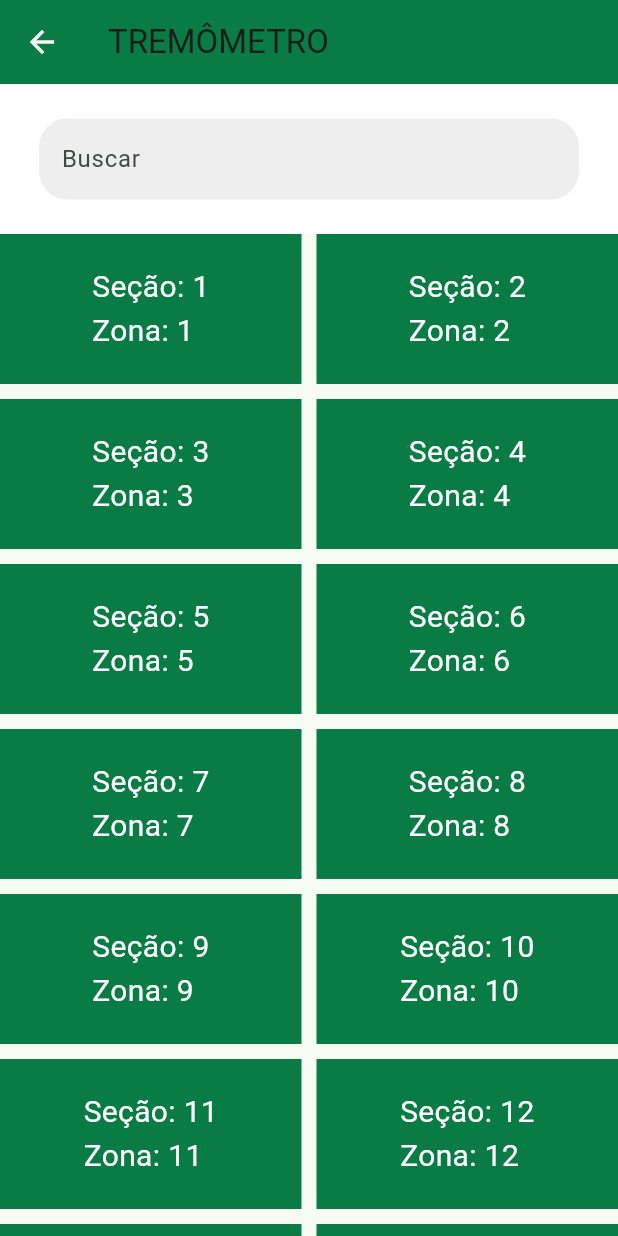
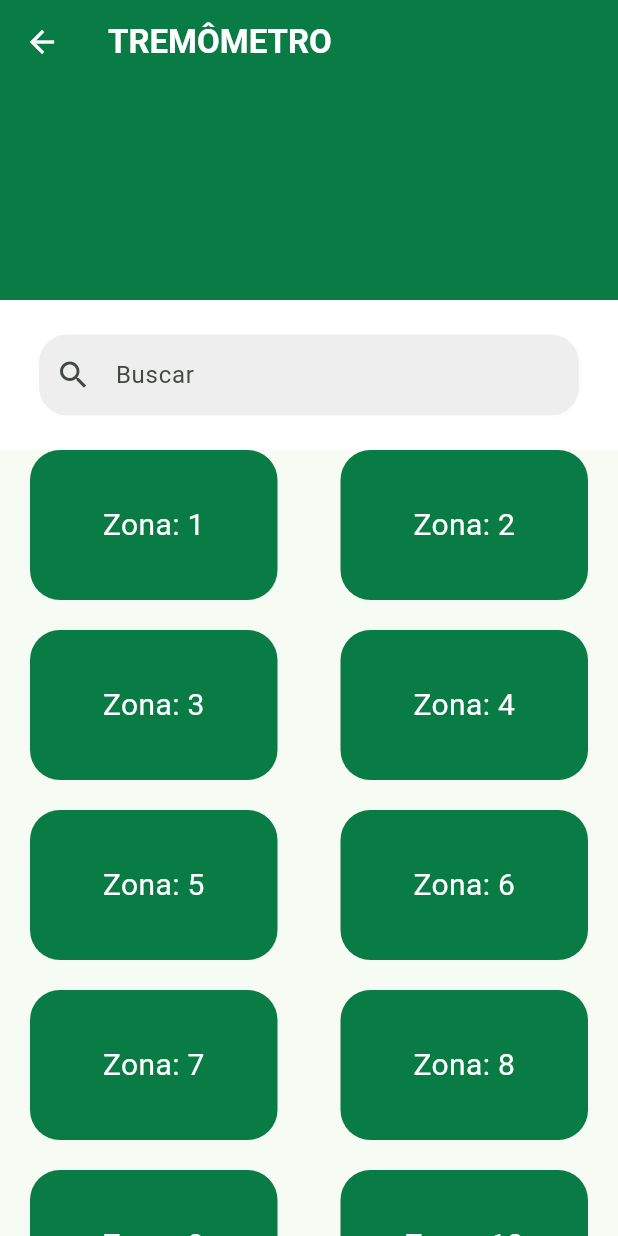
Before and after one commit to juliaadantas/flutter_app_fila, a Flutter app: the screen it shows after launch, after a tap on "Entrar", on a phone screen of 412 x 824 dp. Run offline on Flutter 3.47's test engine with Material 2 defaults, Android fonts, the phone set to English and light mode, and no system bars; our stand-ins replace animated_text_kit.

Commit message:
login and second page

```diff
--- a/lib/Components/CampoDeTexto.dart
+++ b/lib/Components/CampoDeTexto.dart
@@ -4,13 +4,15 @@ class CampoDeTexto extends StatelessWidget {
   final controller;
   final String hintText;
   final bool obscureText;
-  final IconData icon;
+  final IconData prefixIcon;
+  final VoidCallback? onChanged;
   const CampoDeTexto(
       {super.key,
       required this.controller,
       required this.hintText,
       required this.obscureText,
-      required this.icon});
+      required this.prefixIcon,
+      required this.onChanged});
 
   @override
   Widget build(BuildContext context) {
@@ -20,17 +22,20 @@ class CampoDeTexto extends StatelessWidget {
           controller: controller,
           obscureText: obscureText,
           decoration: InputDecoration(
+            prefixIcon: Icon(prefixIcon),
             enabledBorder: OutlineInputBorder(
-               borderRadius: BorderRadius.circular(20),
-              borderSide: BorderSide(color: Colors.white)
-            ),
+                borderRadius: BorderRadius.circular(20),
+                borderSide: BorderSide(color: Colors.white)),
             focusedBorder: OutlineInputBorder(
                 borderRadius: BorderRadius.circular(20),
-                borderSide:BorderSide(color: Colors.greenAccent)),
+                borderSide: BorderSide(color: Colors.greenAccent)),
             fillColor: Colors.grey.shade200,
             filled: true,
             hintText: hintText,
-          )),
+          ),
+          onChanged:(value) {
+          },
+          ),
     );
   }
 }
--- a/lib/Screens/LoginPage.dart
+++ b/lib/Screens/LoginPage.dart
@@ -2,10 +2,10 @@ import 'package:app_fila/Components/CampoDeTexto.dart';
 import 'package:flutter/material.dart';
 
 import '../Components/Logo.dart';
-import 'StatusPage.dart';
+import 'ZonePage.dart';
 
 class LoginPage extends StatefulWidget {
-  LoginPage({super.key, required this.title});
+  const LoginPage({super.key, required this.title});
 
   final String title;
 
@@ -20,47 +20,99 @@ class _LoginPageState extends State<LoginPage> {
   Widget build(BuildContext context) {
     return Scaffold(
       backgroundColor: Colors.grey.shade100,
-      body: SafeArea(
+      body: SingleChildScrollView(
+        child: SafeArea(
           child: Center(
             child: Column(
               children: [
-              SizedBox(height: 100),
+                const SizedBox(height: 100),
+                Row(
+                  mainAxisAlignment: MainAxisAlignment.center,
+                  children: const [
                     Logo(),
+                  ],
+                ),
                 const SizedBox(height: 20),
-              Text('Veja agora a situação da fila no seu local de votação'),
+                Row(
+                  children: const [
+                    Expanded(
+                      child: Text(
+                        'Veja a situação da fila no seu local de votação',
+                        textAlign: TextAlign.center,
+                        style: TextStyle(
+                          fontSize: 14,
+                          fontWeight: FontWeight.bold,
+                          fontFamily: 'Merriweather',
+                        ),
+                      ),
+                    ),
+                  ],
+                ),
                 const SizedBox(height: 20),
                 CampoDeTexto(
                     controller: emailController,
                     hintText: 'Digite o seu e-mail',
                     obscureText: false,
-                  icon: Icons.person),
+                    prefixIcon: Icons.person,
+                    onChanged: null),
                 const SizedBox(height: 10),
                 CampoDeTexto(
                     controller: passwordController,
                     hintText: 'Digite a sua senha',
                     obscureText: true,
-                  icon: Icons.lock),
+                    prefixIcon: Icons.lock,
+                    onChanged: null),
                 const SizedBox(height: 10),
-              Text('Esqueceu a senha?',
-                  style: TextStyle(color: Colors.greenAccent.shade700)),
-                  ElevatedButton(
+                Row(
+                  mainAxisAlignment: MainAxisAlignment.end,
+                  children: [
+                    GestureDetector(
+                      onTap: () {
+                        Navigator.push(
+                          context,
+                          MaterialPageRoute(
+                              builder: (context) => const ZonePage()),
+                        );
+                      },
+                      child: Container(
+                        margin: EdgeInsets.fromLTRB(0.0, 10.0, 25.0, 10.0),
+                        child: Text('Eleitor? Acesse aqui.',
+                            style: TextStyle(
+                                color: Colors.greenAccent.shade700,
+                                fontSize: 14.0,
+                                fontWeight: FontWeight.bold,
+                                fontFamily: 'Merriweather')),
+                      ),
+                    ),
+                  ],
+                ),
+                Padding(
+                  padding: const EdgeInsets.symmetric(horizontal: 25.0),
+                  child: SizedBox(
+                    height: 50,
+                    width: double.infinity,
+                    child: ElevatedButton(
                       onPressed: () {
                         Navigator.push(
                           context,
-                    MaterialPageRoute(builder: (context) => const StatusPage()),
+                          MaterialPageRoute(
+                              builder: (context) => const ZonePage()),
                         );
                       },
                       child: const Text(
                         "Entrar",
-                  style: const TextStyle(
-                    fontSize: 12.0,
+                        style: TextStyle(
+                          fontSize: 14.0,
                           fontWeight: FontWeight.bold,
                           fontFamily: 'Merriweather',
                           color: Colors.white,
                         ),
                       ),
-              )
+                    ),
+                  ),
+                ),
               ],
+            ),
           ),
         ),
       ),
--- /dev/null
+++ b/lib/Screens/SectionPage.dart
@@ -0,0 +1,17 @@
+
+
+import 'package:flutter/material.dart';
+
+class SectionPage extends StatefulWidget {
+  const SectionPage({super.key});
+
+  @override
+  State<SectionPage> createState() => _SectionPageState();
+}
+
+class _SectionPageState extends State<SectionPage> {
+  @override
+  Widget build(BuildContext context) {
+    return const Text('Olá');
+  }
+}
--- a/lib/Screens/StatusPage.dart
+++ /dev/null
@@ -1,67 +0,0 @@
-import 'package:app_fila/Components/botao.dart';
-import 'package:app_fila/Components/CampoDeTexto.dart';
-import 'package:flutter/material.dart';
-import '../Components/StatusContainer.dart';
-
-class StatusPage extends StatefulWidget {
-  const StatusPage({super.key});
-
-  @override
-  State<StatusPage> createState() => _StatusPageState();
-}
-
-class _StatusPageState extends State<StatusPage> {
-  final searchController = TextEditingController();
-  @override
-  Widget build(BuildContext context) {
-    return Scaffold(
-      body: CustomScrollView(
-        slivers: <Widget>[
-          SliverAppBar(
-            title: Text('TREMÔMETRO'),
-
-          ),
-          SliverFixedExtentList(
-              delegate: SliverChildListDelegate([
-                Container(
-                  alignment: Alignment.center,
-                  color: Colors.white,
-                  child: CampoDeTexto(
-                      controller: searchController,
-                      hintText: 'Buscar',
-                      obscureText: false,
-                      icon: Icons.search),
-                ),
-              ]),
-              itemExtent: 100.0),
-          SliverGrid(
-            delegate: SliverChildBuilderDelegate(
-              (context, index) {
-                return Container(
-                  alignment: Alignment.center,
-                  color: Color.fromARGB(255, 9, 123, 68),
-                  child: Text(
-                    'Seção: ${index + 1}\n' 'Zona: ${index + 1}',
-                    style: const TextStyle(
-                      color: Colors.white,
-                      fontSize: 20.0,
-                    ),
-                  ),
-                );
-              },
-              childCount: 60,
-            ),
-            gridDelegate: const SliverGridDelegateWithFixedCrossAxisCount(
-              mainAxisExtent: 100,
-              crossAxisCount: 2,
-              mainAxisSpacing: 10,
-              crossAxisSpacing: 10,
-              childAspectRatio: 4.0,
-
-            ),
-          )
-        ],
-      ),
-    );
-  }
-}
--- /dev/null
+++ b/lib/Screens/ZonePage.dart
@@ -0,0 +1,90 @@
+import 'package:app_fila/Components/Botao.dart';
+import 'package:app_fila/Components/CampoDeTexto.dart';
+import 'package:flutter/material.dart';
+import '../Components/StatusContainer.dart';
+import 'SectionPage.dart';
+
+class ZonePage extends StatefulWidget {
+  const ZonePage({super.key});
+
+  @override
+  State<ZonePage> createState() => _ZonePageState();
+}
+
+class _ZonePageState extends State<ZonePage> {
+  final searchController = TextEditingController();
+
+  @override
+  Widget build(BuildContext context) {
+    return Scaffold(
+      body: CustomScrollView(
+        slivers: <Widget>[
+          const SliverAppBar(
+            expandedHeight: 200,
+            title: Text('TREMÔMETRO', style: TextStyle(color: Colors.white, fontWeight: FontWeight.bold,)),
+          ),
+          SliverFixedExtentList(
+              delegate: SliverChildListDelegate([
+                Container(
+                  alignment: Alignment.center,
+                  color: Colors.white,
+                  child: CampoDeTexto(
+                      controller: searchController,
+                      hintText: 'Buscar',
+                      obscureText: false,
+                      prefixIcon: Icons.search,
+                      onChanged: null),
+                ),
+              ]),
+              itemExtent: 100.0),
+          SliverGrid(
+            delegate: SliverChildBuilderDelegate(
+              (context, index) {
+                return Container(
+                  margin: EdgeInsets.symmetric(horizontal: 20),
+                  alignment: Alignment.center,
+                  decoration: BoxDecoration(
+                      borderRadius: BorderRadius.circular(20),
+                      color: Color.fromARGB(255, 9, 123, 68)),
+                  child: GestureDetector(
+                    onTap: () {
+                      Navigator.push(
+                        context,
+                        MaterialPageRoute(
+                            builder: (context) => const SectionPage()),
+                      );
+                    },
+                    child: Text(
+                      'Zona: ${index + 1}',
+                      style: const TextStyle(
+                        color: Colors.white,
+                        fontSize: 20.0,
+                      ),
+                    ),
+                  ),
+                );
+              },
+              childCount: 60,
+            ),
+            gridDelegate: const SliverGridDelegateWithFixedCrossAxisCount(
+              crossAxisCount: 2,
+              mainAxisExtent: 100,
+              mainAxisSpacing: 20,
+              crossAxisSpacing: 2,
+            ),
+          ),
+          // SliverToBoxAdapter(
+          //   child: Container(
+          //     padding: EdgeInsets.all(10.0),
+          //     child: ElevatedButton(
+          //       onPressed: () {},
+          //       child: const Text('Atualizar Status'),
+          //     ),
+          //   ),
+          // )
+        ],
+      ),
+    );
+  }
+
+}
--- a/lib/main.dart
+++ b/lib/main.dart
@@ -9,8 +9,6 @@ void main() {
 
 class MyApp extends StatelessWidget {
   const MyApp({super.key});
-
-  // This widget is the root of your application.
   @override
   Widget build(BuildContext context) {
     return MaterialApp(
```
Lines whose indentation alone changed are shown as unchanged.
